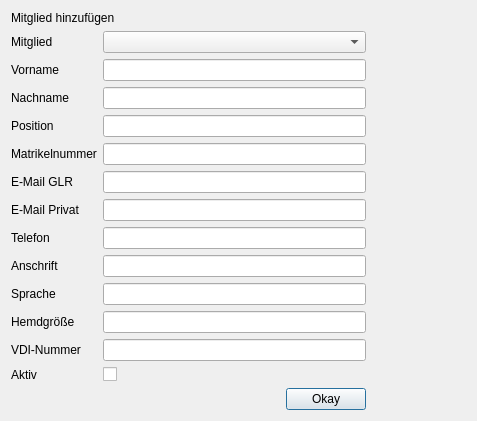
Before: the Qt Designer form createmember.ui in green-lion-racing/glr-database, drawn with Qt 5.
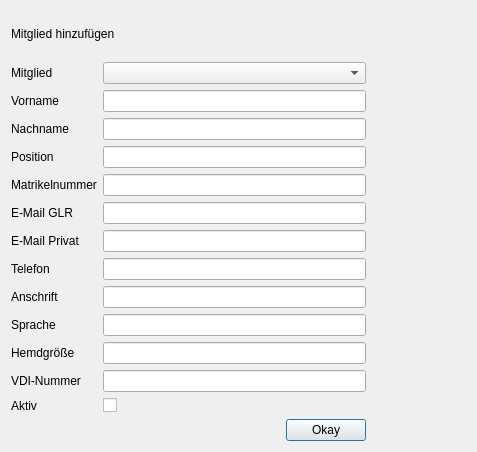
After: the same form once the commit is applied.

```diff
--- a/createmember.ui
+++ b/createmember.ui
@@ -7,7 +7,7 @@
     <x>0</x>
     <y>0</y>
     <width>477</width>
-    <height>400</height>
+    <height>452</height>
    </rect>
   </property>
   <property name="windowTitle">
```
Left out of the diff: 6 changed lines with no effect on the pictures.
